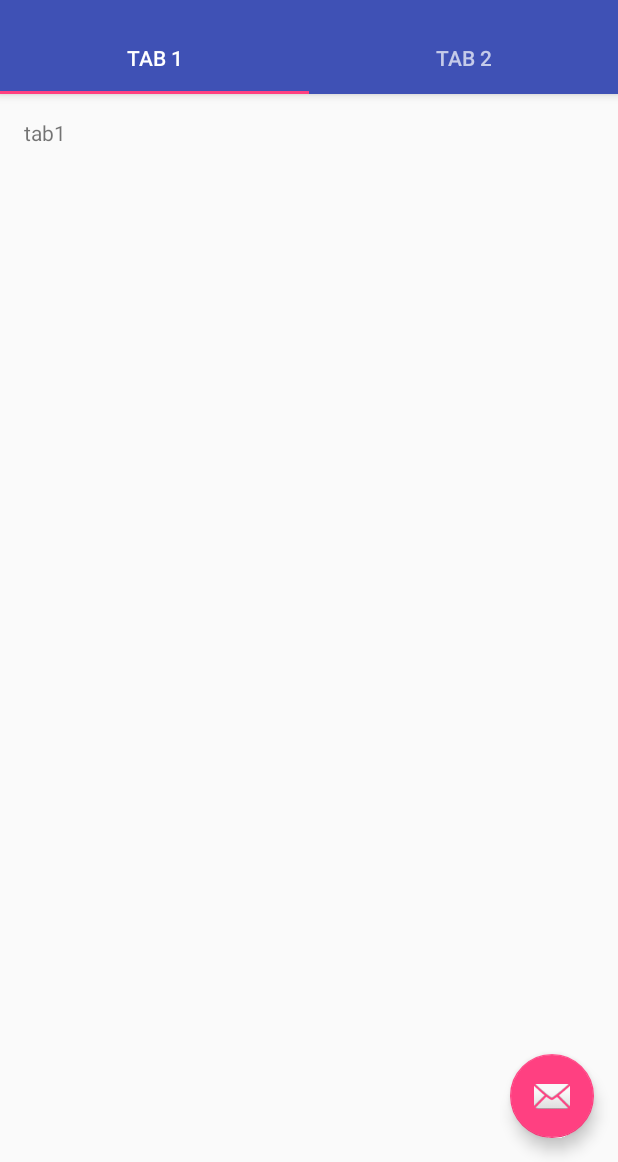
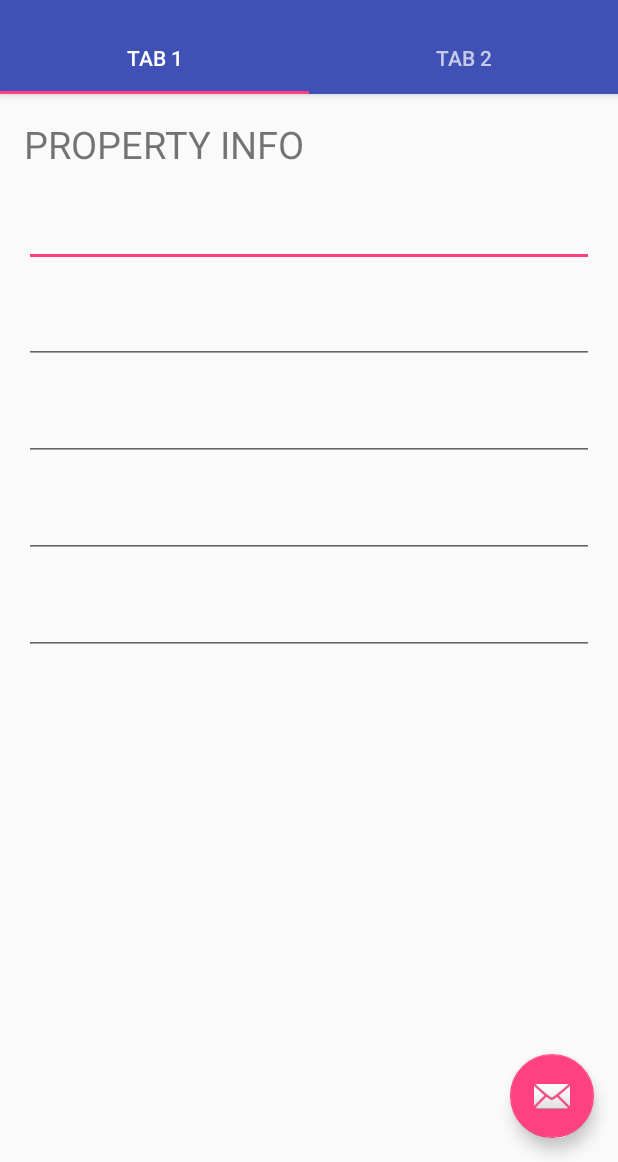
Before and after one commit to ShuzhongChen/Mortgage-Calculator, an Android app: the screen it shows after launch (MainActivity), on a phone screen of 412 x 824 dp, the part 74-1236 px from its top. Run offline under Robolectric (Android 15) with nearby library versions, the phone set to English and light mode, and no system bars.

Commit message:
text input

```diff
--- a/app/src/main/java/com/shuzhongchen/mortgagecalculator/Tab1NewEntry.java
+++ b/app/src/main/java/com/shuzhongchen/mortgagecalculator/Tab1NewEntry.java
@@ -17,6 +17,9 @@ public class Tab1NewEntry extends Fragment{
     public View onCreateView(LayoutInflater inflater, ViewGroup container,
                              Bundle savedInstanceState) {
         View rootView = inflater.inflate(R.layout.tab1newentry, container, false);
+
+
+
         return rootView;
     }
 }
--- a/app/src/main/res/layout/tab1newentry.xml
+++ b/app/src/main/res/layout/tab1newentry.xml
@@ -6,18 +6,92 @@
     android:layout_height="match_parent"
     tools:context="com.shuzhongchen.mortgagecalculator.MainActivity$PlaceholderFragment">
 
-    <TextView
-        android:id="@+id/section_label"
-        android:layout_width="wrap_content"
+    <LinearLayout
+        android:layout_width="match_parent"
         android:layout_height="wrap_content"
-        android:layout_marginBottom="@dimen/activity_vertical_margin"
-        android:layout_marginEnd="@dimen/activity_horizontal_margin"
-        android:layout_marginStart="@dimen/activity_horizontal_margin"
-        android:layout_marginTop="@dimen/activity_vertical_margin"
-        android:text="tab1"
-        app:layout_constraintLeft_toLeftOf="parent"
-        app:layout_constraintTop_toTopOf="@+id/constraintLayout"
-        tools:layout_constraintLeft_creator="1"
-        tools:layout_constraintTop_creator="1" />
+        android:padding="@dimen/spacing_medium"
+        android:orientation="vertical">
+
+        <TextView
+            android:layout_width="match_parent"
+            android:layout_height="wrap_content"
+            android:layout_weight="1"
+            android:textSize="@dimen/caption_text_size"
+            android:textAllCaps="true"
+            android:text="Property Info" />
+
+        <TextView
+        android:layout_width="match_parent"
+        android:layout_height="wrap_content"
+        android:layout_alignParentLeft="true"
+        android:layout_below="@+id/user_name_layout"
+        android:layout_toLeftOf="@+id/user_picture"
+        tools:text="Property Type" />
+
+        <EditText
+            android:id="@+id/property_type"
+            android:layout_width="match_parent"
+            android:layout_height="wrap_content"
+            android:inputType="none"/>
+
+        <TextView
+        android:layout_width="match_parent"
+        android:layout_height="wrap_content"
+        android:layout_alignParentLeft="true"
+        android:layout_below="@+id/user_name_layout"
+        android:layout_toLeftOf="@+id/user_picture"
+        tools:text="Street Address" />
+
+        <EditText
+            android:id="@+id/street_address"
+            android:layout_width="match_parent"
+            android:layout_height="wrap_content"
+            android:inputType="none"/>
+
+        <TextView
+        android:layout_width="match_parent"
+        android:layout_height="wrap_content"
+        android:layout_alignParentLeft="true"
+        android:layout_below="@+id/user_name_layout"
+        android:layout_toLeftOf="@+id/user_picture"
+        tools:text="City" />
+
+        <EditText
+            android:id="@+id/city"
+            android:layout_width="match_parent"
+            android:layout_height="wrap_content"
+            android:inputType="none"/>
+
+        <TextView
+            android:layout_width="match_parent"
+            android:layout_height="wrap_content"
+            android:layout_alignParentLeft="true"
+            android:layout_below="@+id/user_name_layout"
+            android:layout_toLeftOf="@+id/user_picture"
+            tools:text="State" />
+
+        <EditText
+            android:id="@+id/state"
+            android:layout_width="match_parent"
+            android:layout_height="wrap_content"
+            android:inputType="none"/>
+
+        <TextView
+            android:layout_width="match_parent"
+            android:layout_height="wrap_content"
+            android:layout_alignParentLeft="true"
+            android:layout_below="@+id/user_name_layout"
+            android:layout_toLeftOf="@+id/user_picture"
+            tools:text="Zipcode" />
+
+        <EditText
+            android:id="@+id/zipcode"
+            android:layout_width="match_parent"
+            android:layout_height="wrap_content"
+            android:inputType="none"/>
+
+
+
+    </LinearLayout>
 
 </android.support.constraint.ConstraintLayout>
--- a/app/src/main/res/values/dimens.xml
+++ b/app/src/main/res/values/dimens.xml
@@ -4,4 +4,13 @@
     <dimen name="activity_vertical_margin">16dp</dimen>
     <dimen name="fab_margin">16dp</dimen>
     <dimen name="appbar_padding_top">8dp</dimen>
+
+    <dimen name="spacing_xsmall">8dp</dimen>
+    <dimen name="spacing_small">12dp</dimen>
+    <dimen name="spacing_medium">16dp</dimen>
+    <dimen name="spacing_large">24dp</dimen>
+
+    <dimen name="icon_button_size">24dp</dimen>
+
+    <dimen name="caption_text_size">25sp</dimen>
 </resources>
```
